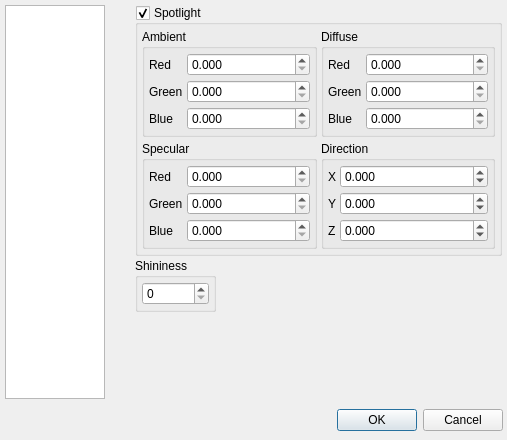
trisyoungs/aten, file trunk/src/gui-qt/prefs.ui: the form before one commit.
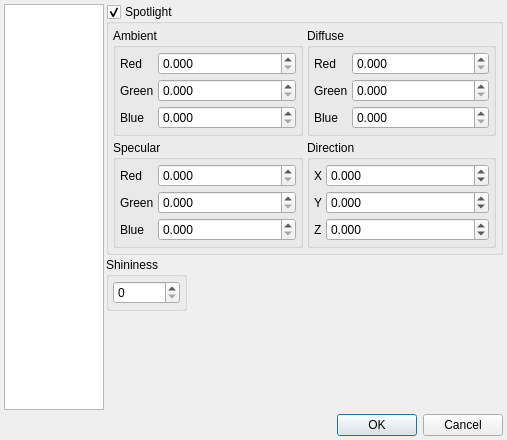
The form after the commit. Icons and pictures are not drawn.

```diff
--- a/trunk/src/gui-qt/prefs.ui
+++ b/trunk/src/gui-qt/prefs.ui
@@ -15,31 +15,23 @@
   <property name="windowTitle" >
    <string>Preferences</string>
   </property>
-  <widget class="QDialogButtonBox" name="PrefsButtonBox" >
-   <property name="geometry" >
-    <rect>
-     <x>4</x>
-     <y>404</y>
-     <width>499</width>
-     <height>32</height>
-    </rect>
+  <layout class="QVBoxLayout" >
+   <property name="margin" >
+    <number>4</number>
    </property>
-   <property name="orientation" >
-    <enum>Qt::Horizontal</enum>
+   <property name="spacing" >
+    <number>4</number>
    </property>
-   <property name="standardButtons" >
-    <set>QDialogButtonBox::Cancel|QDialogButtonBox::NoButton|QDialogButtonBox::Ok</set>
-   </property>
-  </widget>
+   <item>
+    <layout class="QHBoxLayout" >
+     <property name="margin" >
+      <number>0</number>
+     </property>
+     <property name="spacing" >
+      <number>2</number>
+     </property>
+     <item>
   <widget class="QListWidget" name="CategoryList" >
-   <property name="geometry" >
-    <rect>
-     <x>5</x>
-     <y>5</y>
-     <width>100</width>
-     <height>394</height>
-    </rect>
-   </property>
    <property name="sizePolicy" >
     <sizepolicy>
      <hsizetype>4</hsizetype>
@@ -54,6 +46,15 @@
      <height>16777215</height>
     </size>
    </property>
+       <property name="horizontalScrollBarPolicy" >
+        <enum>Qt::ScrollBarAlwaysOff</enum>
+       </property>
+       <property name="dragDropMode" >
+        <enum>QAbstractItemView::NoDragDrop</enum>
+       </property>
+       <property name="selectionBehavior" >
+        <enum>QAbstractItemView::SelectRows</enum>
+       </property>
    <property name="iconSize" >
     <size>
      <width>48</width>
@@ -125,15 +126,9 @@
     </property>
    </item>
   </widget>
+     </item>
+     <item>
   <widget class="QStackedWidget" name="CategoryStack" >
-   <property name="geometry" >
-    <rect>
-     <x>135</x>
-     <y>5</y>
-     <width>367</width>
-     <height>394</height>
-    </rect>
-   </property>
    <property name="sizePolicy" >
     <sizepolicy>
      <hsizetype>7</hsizetype>
@@ -2044,6 +2039,20 @@
    </widget>
    <widget class="QWidget" name="ColourPage" />
   </widget>
+     </item>
+    </layout>
+   </item>
+   <item>
+    <widget class="QDialogButtonBox" name="PrefsButtonBox" >
+     <property name="orientation" >
+      <enum>Qt::Horizontal</enum>
+     </property>
+     <property name="standardButtons" >
+      <set>QDialogButtonBox::Cancel|QDialogButtonBox::NoButton|QDialogButtonBox::Ok</set>
+     </property>
+    </widget>
+   </item>
+  </layout>
  </widget>
  <tabstops>
   <tabstop>AmbientRedSpin</tabstop>
```
Left out of the diff: 3 changed lines with no effect on the pictures. Lines whose indentation alone changed are shown as unchanged.
